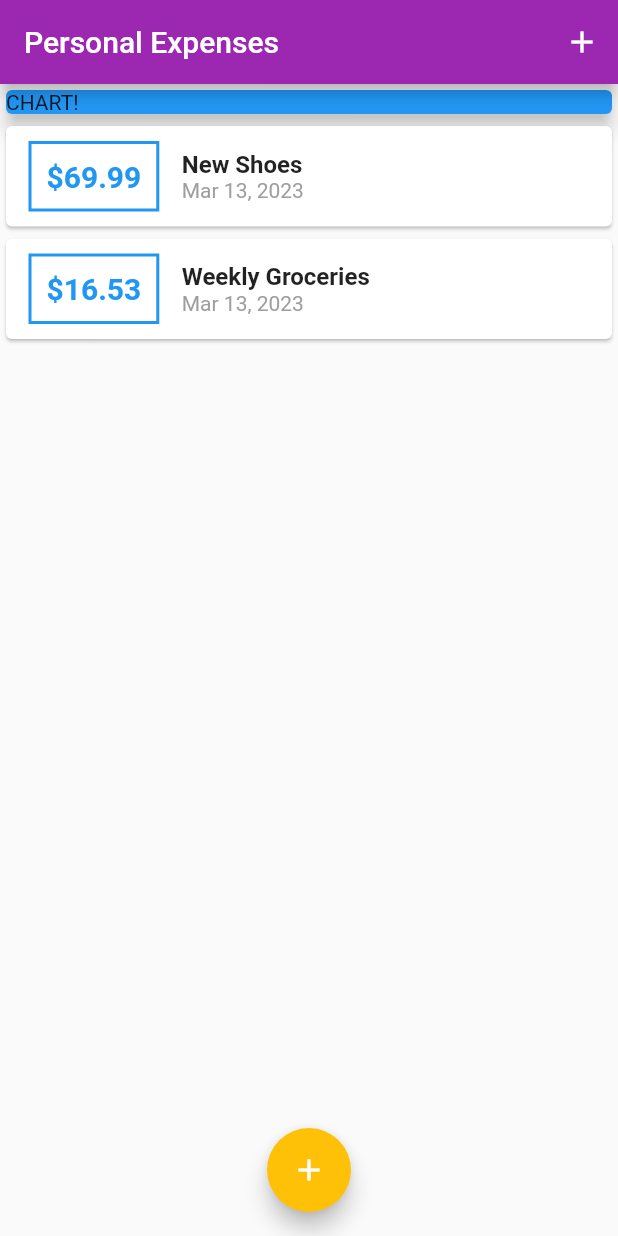
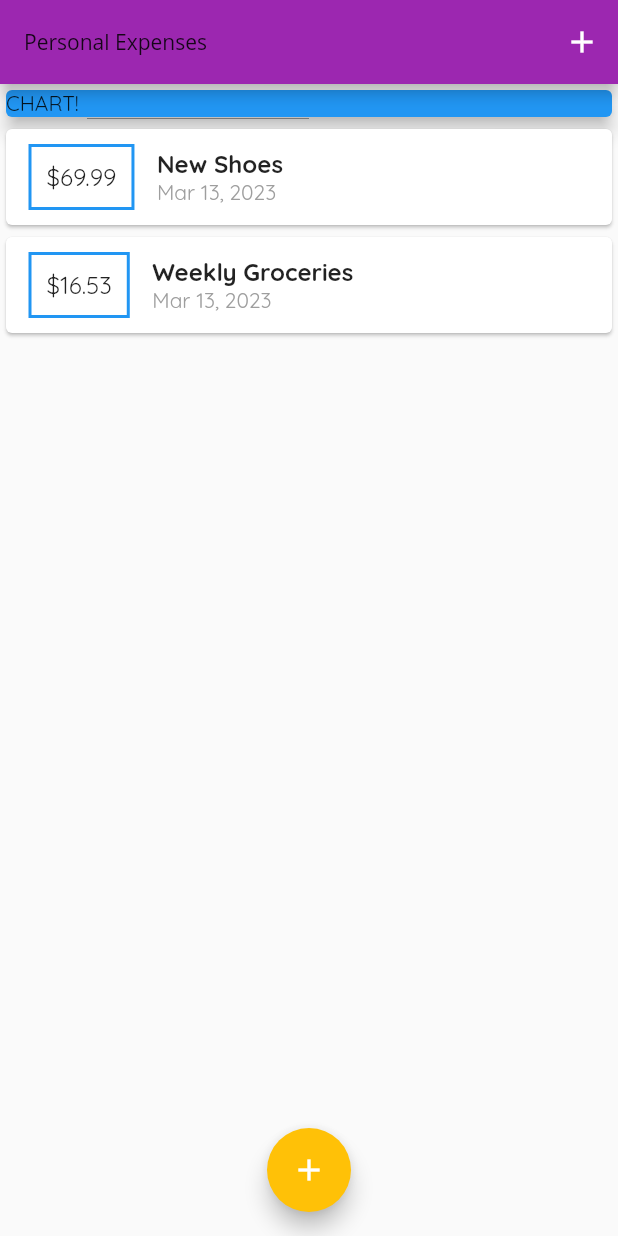
Before and after one commit to akibur-rahman/Daily-Expenses-Tracker-App, a Flutter app: the screen it shows after launch, on a phone screen of 412 x 824 dp. Run offline on Flutter 3.47's test engine with Material 2 defaults, Android fonts, the phone set to English and light mode, and no system bars.

Commit message:
implemented custom fonts in app

```diff
--- a/app/lib/main.dart
+++ b/app/lib/main.dart
@@ -12,12 +12,19 @@ class MyApp extends StatelessWidget {
     return MaterialApp(
       title: 'Personal Expenses',
       theme: ThemeData(
-        colorScheme: ColorScheme.fromSwatch(
-          primarySwatch: Colors.purple,
-        ).copyWith(
-          secondary: Colors.amber,
-        ),
-      ),
+          colorScheme: ColorScheme.fromSwatch(
+            primarySwatch: Colors.purple,
+          ).copyWith(
+            secondary: Colors.amber,
+          ),
+          fontFamily: 'QuickSand',
+          appBarTheme: AppBarTheme(
+              textTheme: ThemeData.light().textTheme.copyWith(
+                      titleMedium: TextStyle(
+                    fontFamily: 'OpenSans',
+                    fontSize: 20,
+                    fontWeight: FontWeight.bold,
+                  )))),
       home: MyHomePage(),
     );
   }
@@ -76,7 +83,10 @@ class _MyHomePageState extends State<MyHomePage> {
   Widget build(BuildContext context) {
     return Scaffold(
       appBar: AppBar(
-        title: Text('Personal Expenses'),
+        title: Text(
+          'Personal Expenses',
+          style: TextStyle(fontFamily: 'OpenSans'),
+        ),
         actions: <Widget>[
           IconButton(
             icon: Icon(Icons.add),
--- a/app/lib/widgets/transaction_list.dart
+++ b/app/lib/widgets/transaction_list.dart
@@ -31,11 +31,7 @@ class TransactionList extends StatelessWidget {
                   padding: EdgeInsets.all(10),
                   child: Text(
                     '\$${transactions[index].amount.toStringAsFixed(2)}',
-                    style: TextStyle(
-                      fontWeight: FontWeight.bold,
-                      fontSize: 20,
-                      color: Theme.of(context).primaryColor,
-                    ),
+                    style: Theme.of(context).textTheme.titleMedium,
                   ),
                 ),
                 Column(
```
Also changed, not shown: app/pubspec.yaml (+12 -12 lines).
